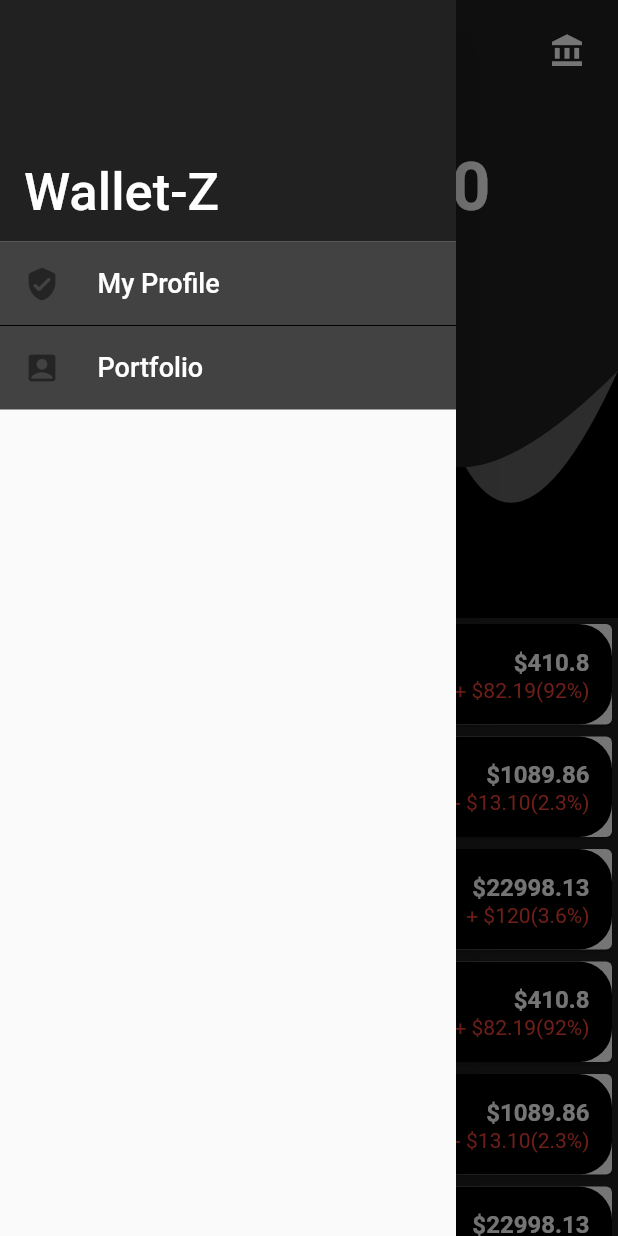
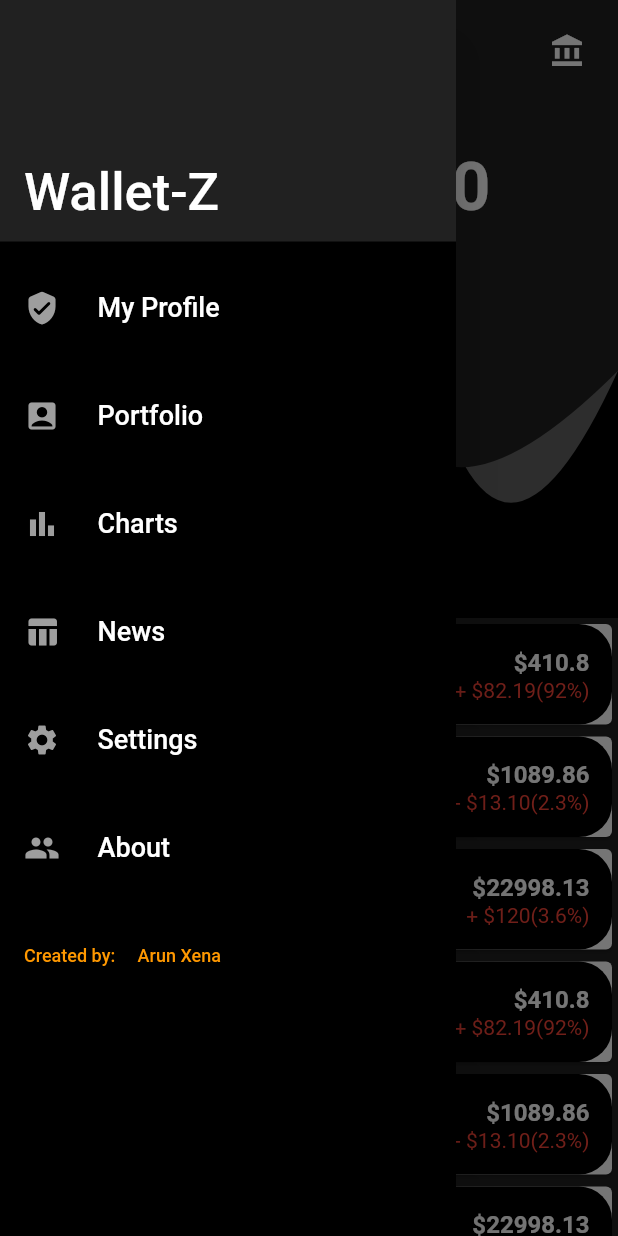
Before and after one commit to tionx3na/wallet-z, a Flutter app: the screen it shows after launch, with the side drawer open, on a phone screen of 412 x 824 dp. Run offline on Flutter 3.47's test engine with Material 2 defaults, Android fonts, the light colour scheme and no system bars.

Commit message:
UI Part-1-Drawer_Navigation

```diff
--- a/lib/main.dart
+++ b/lib/main.dart
@@ -5,6 +5,7 @@ import 'package:flutter/cupertino.dart';
 import 'package:flutter/material.dart';
 import 'top_bar.dart';
 import 'currencies.dart';
+import 'routes.dart';
 
 
 void main() => runApp(MyApp());
@@ -24,18 +25,32 @@ class Wallet extends StatelessWidget {
   Widget build(BuildContext context) {
     return Scaffold(
       drawer: new Drawer(
-        child: ListView(
-          padding: EdgeInsets.zero,
-          children: <Widget> [
+        child: Container(
+            color: Colors.black,
+            child:  ListView(
+               padding: EdgeInsets.zero,
+            children: <Widget> [
             _createHeader(),
-            _createDrawerItem(icon: Icons.verified_user_rounded ,text: 'My Profile',),
-            Divider(
-              color: Colors.black,
-              height: 0.0,
-            ),
+            Divider(),
+            _createDrawerItem(icon: Icons.verified_user_rounded ,text: 'My Profile',onTap: () => Navigator.pushReplacementNamed(context, Routes.profile)),
+            Divider(),
             _createDrawerItem(icon: Icons.account_box ,text: 'Portfolio',),
+            Divider(),
+             _createDrawerItem(icon: Icons.bar_chart ,text: 'Charts',),
+             Divider( ),
+             _createDrawerItem(icon: Icons.table_chart ,text: 'News',),
+             Divider(),
+            _createDrawerItem(icon: Icons.settings ,text: 'Settings',),
+            Divider(),
+             _createDrawerItem(icon: Icons.people ,text: 'About',),
+             Divider(),
+             ListTile(
+               title: Text("Created by:     Arun Xena",
+               style: TextStyle(color: Colors.orange, fontSize: 12.0,)),
+               )
 
           ],
+            )
         ),
       ),
       backgroundColor: Colors.black,
@@ -83,7 +98,7 @@ Widget _createDrawerItem({required IconData icon, required String text, GestureT
     tileColor: Colors.grey.shade800,
     title: Row(
       children: <Widget> [
-        Icon(icon),
+        Icon(icon, color: Colors.grey,),
         Padding(
           padding: EdgeInsets.only(left: 25.0),
           child: Text(text,
@@ -96,3 +111,18 @@ Widget _createDrawerItem({required IconData icon, required String text, GestureT
       onTap: onTap,
   );
 }
+
+
+class ProfilePage extends StatelessWidget {
+  static const String routeName = '/profile';
+
+  @override
+  Widget build(BuildContext context) {
+    return new Scaffold(
+        appBar: AppBar(
+          title: Text("Events"),
+        ),
+        drawer: Wallet(),
+        body: Center(child: Text("Events")));
+  }
+}
--- /dev/null
+++ b/lib/routes.dart
@@ -0,0 +1,6 @@
+import 'main.dart';
+
+class Routes {
+  static const String profile = ProfilePage.routeName;
+
+}
```
